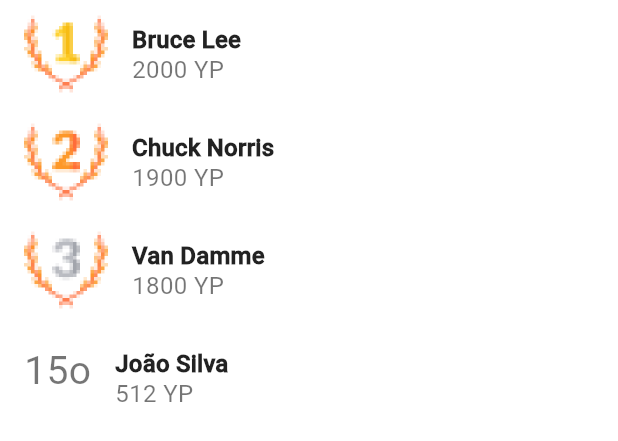
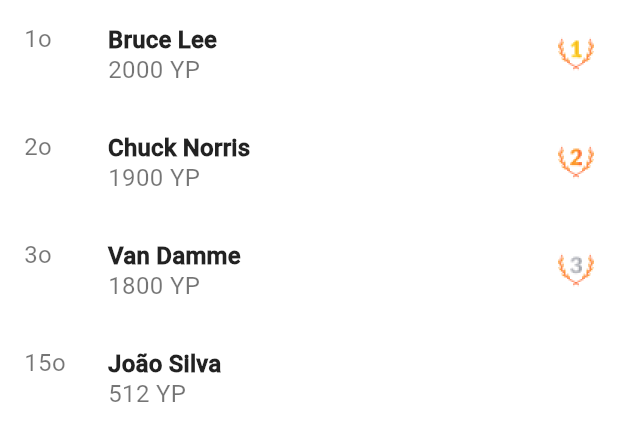
Before and after one commit to pachecofc/yoganath, a Flutter app: the Ranking widget shown alone on an empty page, opened directly, on a phone screen of 412 x 824 dp. Shown: the top 441 px of the screen. Run offline on Flutter 3.47's test engine with Material 2 defaults, Android fonts, the phone set to English and light mode, and no system bars; our stand-ins replace table_calendar.

Commit message:
refactor: ranking style

```diff
--- a/lib/screens/ranking_screen.dart
+++ b/lib/screens/ranking_screen.dart
@@ -7,28 +7,43 @@ class Ranking extends StatelessWidget {
       child: Column(
         children: <Widget>[
           ListTile(
+            leading: Text('1o'),
             title: Text(
               'Bruce Lee',
               style: TextStyle(fontWeight: FontWeight.bold),
             ),
             subtitle: Text('2000 YP'),
-            leading: Image.asset('assets/images/first.png'),
+            trailing: Image.asset(
+              'assets/images/first.png',
+              height: 24,
+              width: 24,
+            ),
           ),
           ListTile(
+            leading: Text('2o'),
             title: Text(
               'Chuck Norris',
               style: TextStyle(fontWeight: FontWeight.bold),
             ),
             subtitle: Text('1900 YP'),
-            leading: Image.asset('assets/images/second.png'),
+            trailing: Image.asset(
+              'assets/images/second.png',
+              height: 24,
+              width: 24,
+            ),
           ),
           ListTile(
+            leading: Text('3o'),
             title: Text(
               'Van Damme',
               style: TextStyle(fontWeight: FontWeight.bold),
             ),
             subtitle: Text('1800 YP'),
-            leading: Image.asset('assets/images/third.png'),
+            trailing: Image.asset(
+              'assets/images/third.png',
+              height: 24,
+              width: 24,
+            ),
           ),
           ListTile(
             title: Text(
@@ -36,10 +51,7 @@ class Ranking extends StatelessWidget {
               style: TextStyle(fontWeight: FontWeight.bold),
             ),
             subtitle: Text('512 YP'),
-            leading: Text(
-              '15o',
-              style: TextStyle(fontSize: 26.0),
-            ),
+            leading: Text('15o'),
           ),
         ],
       ),
```
